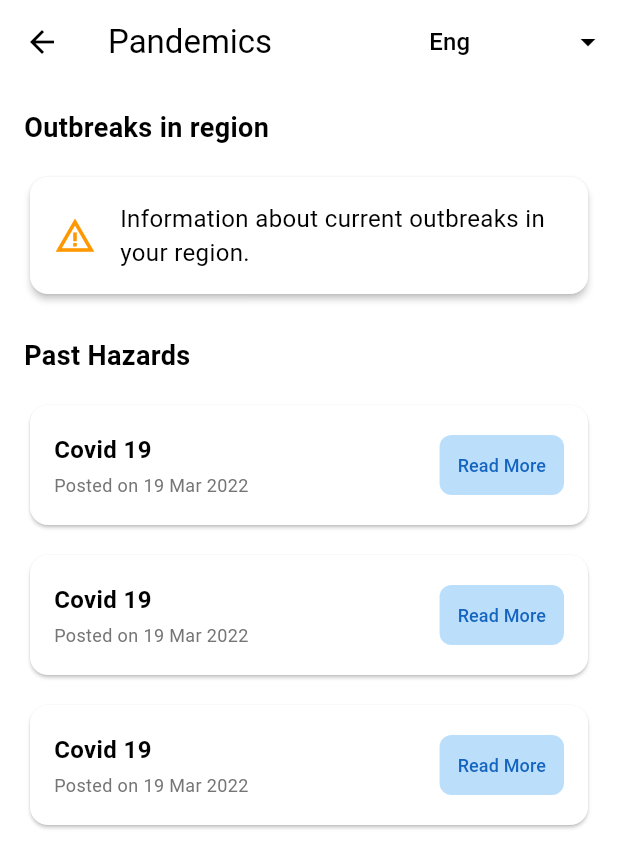
After one commit to Irakoze-Hortance/mobile_dev_summative, a Flutter app: the screen it shows once a user with an empty profile is signed in, after a tap on "Pandemics", on a phone screen of 412 x 824 dp. The commit adds this screen. Shown: the top 868 px of the screen. Run offline on Flutter 3.47's test engine with Material 3 defaults, Android fonts, the phone set to English and light mode, and no system bars; our stand-ins replace cloud_firestore, firebase_auth, firebase_core; accounts and stored records are empty.

Commit message:
more changes

```diff
--- a/lib/main.dart
+++ b/lib/main.dart
@@ -1,4 +1,3 @@
-
 import 'package:flutter/material.dart';
 import 'package:firebase_core/firebase_core.dart';
 import 'package:firebase_auth/firebase_auth.dart';
@@ -11,12 +10,12 @@ import 'screens/appointment_form_screen.dart';
 import 'screens/mental_health_screen.dart';
 import 'screens/health_education_screen.dart';
 import 'services/auth_service.dart';
+import 'screens/pandemics.dart';
+import 'screens/reproductive_health.dart';
 
 void main() async {
-  // Ensure Flutter binding is initialized
   WidgetsFlutterBinding.ensureInitialized();
 
-  // Initialize Firebase
   await Firebase.initializeApp(
     options: DefaultFirebaseOptions.currentPlatform
   );
@@ -25,7 +24,7 @@ void main() async {
 }
 
 class MyApp extends StatelessWidget {
-  const MyApp({Key? key}) : super(key: key);
+  const MyApp({super.key});
 
   @override
   Widget build(BuildContext context) {
@@ -47,41 +46,34 @@ class MyApp extends StatelessWidget {
         '/appointment-form': (context) => const AppointmentFormScreen(),
         '/mental-health': (context) => const MentalHealthScreen(),
         '/health-education': (context) => const HealthEducationScreen(),
+        // Add new routes for Pandemic and Reproductive Health pages
+        '/pandemic': (context) => const PandemicPage(),
+        '/reproductive-health': (context) => const ReproductiveHealthPage(),
       },
       debugShowCheckedModeBanner: false,
     );
   }
 }
 
-// Widget to handle authentication state
 class AuthWrapper extends StatelessWidget {
-  const AuthWrapper({Key? key}) : super(key: key);
+  const AuthWrapper({super.key});
 
   @override
   Widget build(BuildContext context) {
     final authService = AuthService();
 
     return StreamBuilder<User?>(
-      // Listen to authentication state changes
       stream: authService.authStateChanges,
       builder: (context, snapshot) {
-        // Debug: Print auth state
-        print('Auth state: ${snapshot.connectionState}');
-        print('Has user: ${snapshot.hasData}');
-        print('User: ${snapshot.data?.email}');
 
-        // Show splash screen while checking auth state
         if (snapshot.connectionState == ConnectionState.waiting) {
           return const SplashScreen();
         }
 
-        // If user is logged in, show home screen
         if (snapshot.hasData && snapshot.data != null) {
-          // Force a slight delay to ensure navigation works
           return const HomeScreen();
         }
 
-        // Otherwise, show authentication screen
         return const AuthScreen();
       },
     );
--- a/lib/screens/home_screen.dart
+++ b/lib/screens/home_screen.dart
@@ -1,5 +1,3 @@
-// home_screen.dart
-// Enhanced home screen with appointment dashboard and navigation
 import 'package:flutter/material.dart';
 import '../services/auth_service.dart';
 import '../services/appointment_service.dart';
@@ -8,7 +6,7 @@ import 'appointments_screen.dart';
 import 'appointment_form_screen.dart';
 
 class HomeScreen extends StatefulWidget {
-  const HomeScreen({Key? key}) : super(key: key);
+  const HomeScreen({super.key});
 
   @override
   State<HomeScreen> createState() => _HomeScreenState();
@@ -26,7 +24,6 @@ class _HomeScreenState extends State<HomeScreen> {
     _loadUserData();
   }
 
-  // Load current user data
   Future<void> _loadUserData() async {
     try {
       final userData = await _authService.getCurrentUserData();
@@ -41,12 +38,10 @@ class _HomeScreenState extends State<HomeScreen> {
     }
   }
 
-  // Handle sign out
   Future<void> _handleSignOut() async {
     try {
       await _authService.signOut();
       if (mounted) {
-        // Navigate back to auth screen
         Navigator.pushReplacementNamed(context, '/auth');
       }
     } catch (e) {
@@ -228,7 +223,6 @@ class _HomeScreenState extends State<HomeScreen> {
                   ),
                   const SizedBox(height: 24),
 
-                  // Quick Actions
                   const Text(
                     'Quick Actions',
                     style: TextStyle(
@@ -305,9 +299,38 @@ class _HomeScreenState extends State<HomeScreen> {
                       ),
                     ],
                   ),
-                  const SizedBox(height: 24),
+                  const SizedBox(height: 12), // Added spacing for new row
 
-                  // Upcoming Appointments Section
+                  // New Row for Pandemic and Reproductive Health
+                  Row(
+                    children: [
+                      Expanded(
+                        child: _buildQuickActionCard(
+                          icon: Icons.coronavirus, // Icon for Pandemic
+                          title: 'Pandemics',
+                          subtitle: 'Outbreak info',
+                          color: Colors.red, // Example color
+                          onTap: () {
+                            Navigator.pushNamed(context, '/pandemic');
+                          },
+                        ),
+                      ),
+                      const SizedBox(width: 12),
+                      Expanded(
+                        child: _buildQuickActionCard(
+                          icon: Icons.family_restroom, // Icon for Reproductive Health
+                          title: 'Reproductive Health',
+                          subtitle: 'Maternal & sexual health',
+                          color: Colors.pink, // Example color
+                          onTap: () {
+                            Navigator.pushNamed(context, '/reproductive-health');
+                          },
+                        ),
+                      ),
+                    ],
+                  ),
+                  const SizedBox(height: 24), // Spacing before upcoming appointments
+
                   Row(
                     mainAxisAlignment: MainAxisAlignment.spaceBetween,
                     children: [
@@ -334,7 +357,6 @@ class _HomeScreenState extends State<HomeScreen> {
                   ),
                   const SizedBox(height: 12),
 
-                  // Upcoming appointments stream
                   StreamBuilder<List<Appointment>>(
                     stream: _appointmentService.getUpcomingAppointments(),
                     builder: (context, snapshot) {
@@ -401,7 +423,6 @@ class _HomeScreenState extends State<HomeScreen> {
                         );
                       }
 
-                      // Show only first 3 upcoming appointments
                       final displayAppointments = upcomingAppointments.take(3).toList();
 
                       return Column(
--- a/lib/screens/mental_health_screen.dart
+++ b/lib/screens/mental_health_screen.dart
@@ -3,7 +3,7 @@
 import 'package:flutter/material.dart';
 
 class MentalHealthScreen extends StatefulWidget {
-  const MentalHealthScreen({Key? key}) : super(key: key);
+  const MentalHealthScreen({super.key});
 
   @override
   State<MentalHealthScreen> createState() => _MentalHealthScreenState();
--- a/lib/screens/onboarding_screen.dart
+++ b/lib/screens/onboarding_screen.dart
@@ -2,7 +2,7 @@ import 'package:flutter/material.dart';
 import 'package:health_app/screens/auth_screen.dart';
 
 class OnboardingScreen extends StatefulWidget {
-  const OnboardingScreen({Key? key}) : super(key: key);
+  const OnboardingScreen({super.key});
 
   @override
   State<OnboardingScreen> createState() => _OnboardingScreenState();
--- /dev/null
+++ b/lib/screens/pandemics.dart
@@ -0,0 +1,169 @@
+import 'package:flutter/material.dart';
+
+class PandemicPage extends StatelessWidget {
+  const PandemicPage({super.key});
+
+  @override
+  Widget build(BuildContext context) {
+    return Scaffold(
+      appBar: AppBar(
+        leading: IconButton(
+          icon: const Icon(Icons.arrow_back),
+          onPressed: () {
+            Navigator.pop(context); // Navigate back
+          },
+        ),
+        title: const Text('Pandemics'),
+        centerTitle: false, // Align title to the left
+        actions: [
+          // Language selection dropdown (mocked)
+          Padding(
+            padding: const EdgeInsets.only(right: 8.0),
+            child: DropdownButton<String>(
+              value: 'Eng',
+              icon: const Icon(Icons.arrow_drop_down, color: Colors.black),
+              underline: const SizedBox(), // Remove the underline
+              onChanged: (String? newValue) {
+                // Handle language change
+              },
+              items: <String>['Eng', 'Kinyarwanda', 'French']
+                  .map<DropdownMenuItem<String>>((String value) {
+                return DropdownMenuItem<String>(
+                  value: value,
+                  child: Text(value),
+                );
+              }).toList(),
+            ),
+          ),
+        ],
+      ),
+      body: SingleChildScrollView(
+        padding: const EdgeInsets.all(16.0),
+        child: Column(
+          crossAxisAlignment: CrossAxisAlignment.start,
+          children: [
+            const Text(
+              'Outbreaks in region',
+              style: TextStyle(
+                fontSize: 18.0,
+                fontWeight: FontWeight.bold,
+              ),
+            ),
+            const SizedBox(height: 16.0),
+            // Outbreaks in region card (mocked with a placeholder)
+            Card(
+              elevation: 2.0,
+              shape: RoundedRectangleBorder(
+                borderRadius: BorderRadius.circular(12.0),
+              ),
+              child: const Padding(
+                padding: EdgeInsets.all(16.0),
+                child: Row(
+                  children: [
+                    Icon(Icons.warning_amber, size: 28.0, color: Colors.orange),
+                    SizedBox(width: 16.0),
+                    Expanded(
+                      child: Text(
+                        'Information about current outbreaks in your region.',
+                        style: TextStyle(fontSize: 16.0),
+                      ),
+                    ),
+                  ],
+                ),
+              ),
+            ),
+            const SizedBox(height: 24.0),
+            const Text(
+              'Past Hazards',
+              style: TextStyle(
+                fontSize: 18.0,
+                fontWeight: FontWeight.bold,
+              ),
+            ),
+            const SizedBox(height: 16.0),
+
+            // List of past hazards (e.g., Covid 19 entries)
+            _buildHazardEntry(
+              context,
+              title: 'Covid 19',
+              date: 'Posted on 19 Mar 2022',
+            ),
+            const SizedBox(height: 12.0),
+            _buildHazardEntry(
+              context,
+              title: 'Covid 19',
+              date: 'Posted on 19 Mar 2022',
+            ),
+            const SizedBox(height: 12.0),
+            _buildHazardEntry(
+              context,
+              title: 'Covid 19',
+              date: 'Posted on 19 Mar 2022',
+            ),
+            const SizedBox(height: 12.0),
+            // Add more entries as needed
+          ],
+        ),
+      ),
+    );
+  }
+
+  // Helper method to build individual hazard entries
+  Widget _buildHazardEntry(BuildContext context, {
+    required String title,
+    required String date,
+  }) {
+    return Card(
+      elevation: 1.0,
+      shape: RoundedRectangleBorder(
+        borderRadius: BorderRadius.circular(12.0),
+      ),
+      child: Padding(
+        padding: const EdgeInsets.all(16.0),
+        child: Row(
+          mainAxisAlignment: MainAxisAlignment.spaceBetween,
+          children: [
+            Column(
+              crossAxisAlignment: CrossAxisAlignment.start,
+              children: [
+                Text(
+                  title,
+                  style: const TextStyle(
+                    fontSize: 16.0,
+                    fontWeight: FontWeight.bold,
+                  ),
+                ),
+                const SizedBox(height: 4.0),
+                Text(
+                  date,
+                  style: TextStyle(
+                    fontSize: 12.0,
+                    color: Colors.grey[600],
+                  ),
+                ),
+              ],
+            ),
+            ElevatedButton(
+              onPressed: () {
+                // Handle "Read More" tap
+              },
+              style: ElevatedButton.styleFrom(
+                backgroundColor: Colors.blue.shade100, // Light blue background
+                foregroundColor: Colors.blue.shade800, // Darker blue text
+                shape: RoundedRectangleBorder(
+                  borderRadius: BorderRadius.circular(8.0),
+                ),
+                elevation: 0, // No shadow
+                padding: const EdgeInsets.symmetric(horizontal: 12, vertical: 8),
+              ),
+              child: const Text(
+                'Read More',
+                style: TextStyle(fontSize: 12.0),
+              ),
+            ),
+          ],
+        ),
+      ),
+    );
+  }
+}
--- a/lib/screens/splash_screen.dart
+++ b/lib/screens/splash_screen.dart
@@ -3,7 +3,7 @@
 import 'package:flutter/material.dart';
 
 class SplashScreen extends StatelessWidget {
-  const SplashScreen({Key? key}) : super(key: key);
+  const SplashScreen({super.key});
 
   @override
   Widget build(BuildContext context) {
--- a/lib/widgets/signup_tab.dart
+++ b/lib/widgets/signup_tab.dart
@@ -4,7 +4,7 @@ import 'package:flutter/material.dart';
 import 'package:health_app/services/auth_service.dart';
 
 class SignUpTab extends StatefulWidget {
-  const SignUpTab({Key? key}) : super(key: key);
+  const SignUpTab({super.key});
 
   @override
   State<SignUpTab> createState() => _SignUpTabState();
```
Also changed, not shown: lib/screens/reproductive_health.dart (added, +181 -0 lines).
